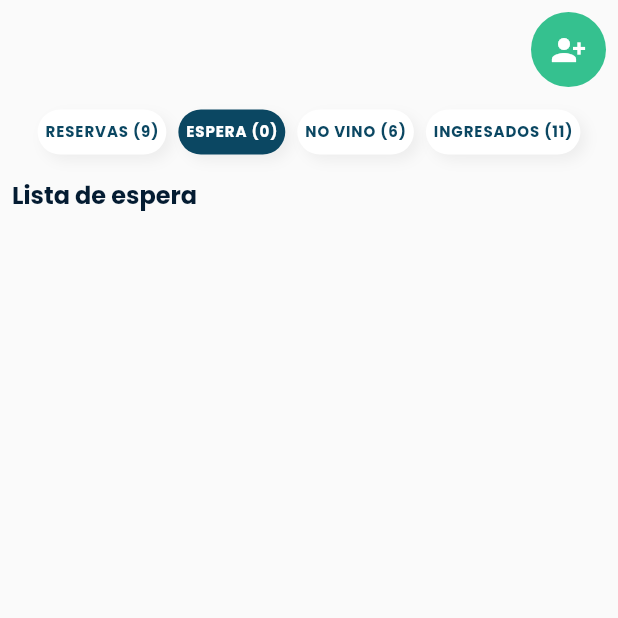
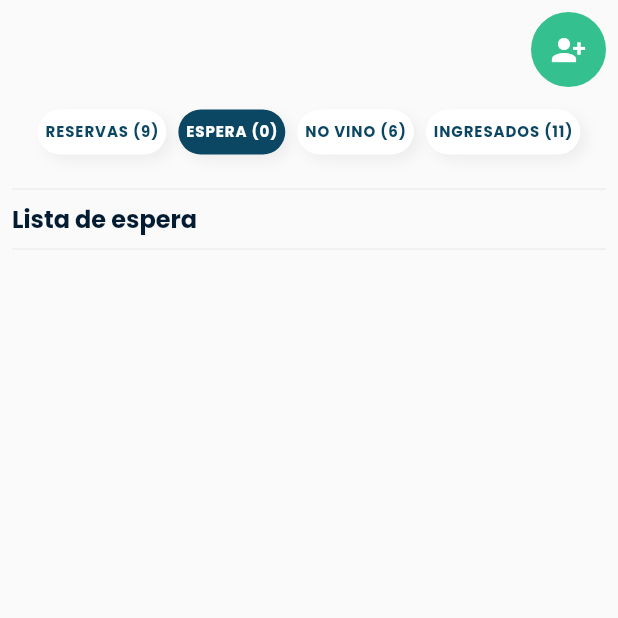
Before and after one commit to RamiroDondero/challenge, a Flutter app: the screen it shows after launch, after a tap on an icon or button, on a phone screen of 412 x 824 dp, the top half of it. Run offline on Flutter 3.47's test engine with Material 2 defaults, Android fonts, the phone set to English and light mode, and no system bars; our stand-ins replace bloc, connectivity_plus, dartz, equatable, flutter_bloc, get_it.

Commit message:
'oficina'

```diff
--- a/lib/features/reserva/presentation/pages/home_page.dart
+++ b/lib/features/reserva/presentation/pages/home_page.dart
@@ -48,8 +48,9 @@ class _MenuHome extends StatelessWidget {
 
           state.currentPage == 1
           ? Padding(
-            padding: const  EdgeInsets.only(left: 8),
-            child: Row(
+            padding: const  EdgeInsets.symmetric(horizontal:8),
+            child: Column(
+              crossAxisAlignment: CrossAxisAlignment.start,
               children: const [
                 Divider(color: CustomThemeData.greyLines),
                 Text('Lista de espera' , style: CustomThemeData.horaGrupoReservas,),
```
Also changed, not shown: pubspec.yaml (line endings or trailing spaces).
